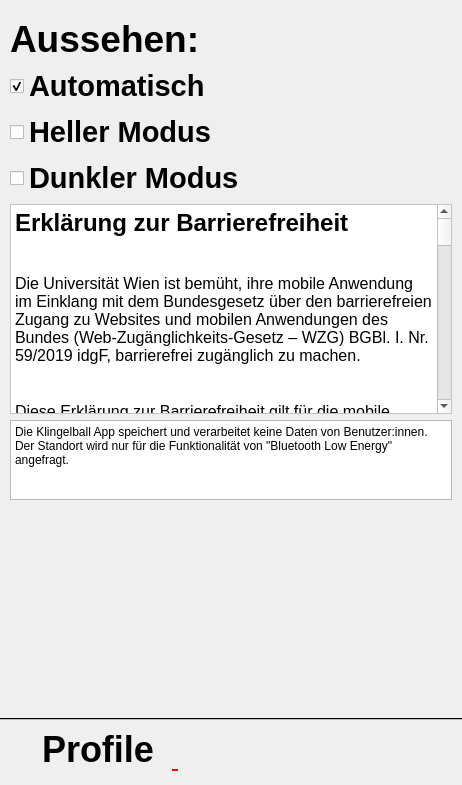
Above: klingelballui.ui from Sammasas/Klingelball-App before the change. Below: the same form after it.
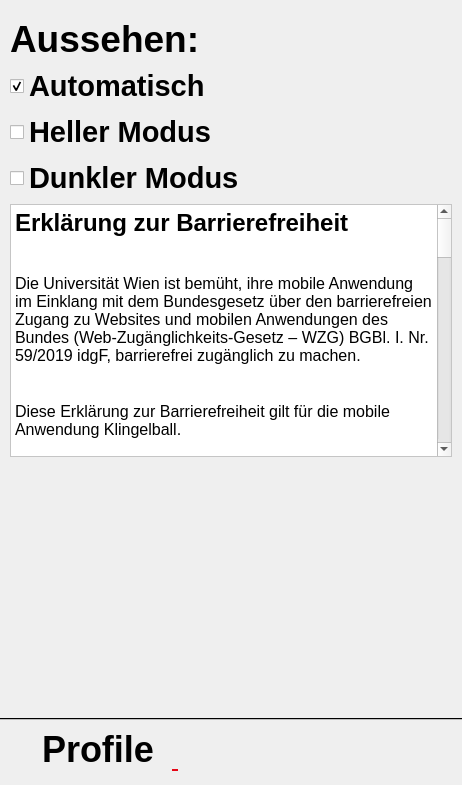
That is the form after the change. The open tabs and pages were chosen to show the change. Icons and pictures are not drawn.

```diff
--- a/klingelballui.ui
+++ b/klingelballui.ui
@@ -2407,7 +2407,7 @@
 hr { height: 1px; border-width: 0; }
 li.unchecked::marker { content: &quot;\2610&quot;; }
 li.checked::marker { content: &quot;\2612&quot;; }
-&lt;/style&gt;&lt;/head&gt;&lt;body style=&quot; font-family:'Segoe UI'; font-size:9pt; font-weight:400; font-style:normal;&quot;&gt;
+&lt;/style&gt;&lt;/head&gt;&lt;body style=&quot; font-family:'.AppleSystemUIFont'; font-size:13pt; font-weight:400; font-style:normal;&quot;&gt;
 &lt;p style=&quot; margin-top:37px; margin-bottom:37px; margin-left:0px; margin-right:0px; -qt-block-indent:0; text-indent:0px; background-color:transparent;&quot;&gt;&lt;a name=&quot;WACViewPanel_ClipboardElement&quot;&gt;&lt;/a&gt;&lt;span style=&quot; font-family:'Times New Roman','Times New Roman_EmbeddedFont','Times New Roman_MSFontService','serif'; font-size:18pt; font-weight:700; color:#000000;&quot;&gt;E&lt;/span&gt;&lt;span style=&quot; font-family:'Times New Roman','Times New Roman_EmbeddedFont','Times New Roman_MSFontService','serif'; font-size:18pt; font-weight:700; color:#000000;&quot;&gt;rklärung zur Barrierefreiheit&lt;/span&gt;&lt;span style=&quot; font-family:'Times New Roman','Times New Roman_EmbeddedFont','Times New Roman_MSFontService','serif'; font-size:18pt; color:#000000;&quot;&gt; &lt;/span&gt;&lt;/p&gt;
 &lt;p style=&quot; margin-top:37px; margin-bottom:37px; margin-left:0px; margin-right:0px; -qt-block-indent:0; text-indent:0px; background-color:transparent;&quot;&gt;&lt;span style=&quot; font-family:'Times New Roman','Times New Roman_EmbeddedFont','Times New Roman_MSFontService','serif'; font-size:12pt; color:#000000;&quot;&gt;Die Universität Wien ist bemüht, ihre mobile Anwendung im Einklang mit dem Bundesgesetz über den barrierefreien Zugang zu Websites und mobilen Anwendungen des Bundes (Web-Zugänglichkeits-Gesetz – WZG) BGBl. I. Nr. 59/2019 idgF, barrierefrei zugänglich zu machen. &lt;/span&gt;&lt;/p&gt;
 &lt;p style=&quot; margin-top:37px; margin-bottom:37px; margin-left:0px; margin-right:0px; -qt-block-indent:0; text-indent:0px; background-color:transparent;&quot;&gt;&lt;span style=&quot; font-family:'Times New Roman','Times New Roman_EmbeddedFont','Times New Roman_MSFontService','serif'; font-size:12pt; color:#000000;&quot;&gt;Diese Erklärung zur Barrierefreiheit gilt für die mobile Anwendung &lt;/span&gt;&lt;span style=&quot; font-family:'Times New Roman','Times New Roman_EmbeddedFont','Times New Roman_MSFontService','serif'; font-size:12pt; color:#000000; background-color:transparent;&quot;&gt;Klingelball.&lt;/span&gt;&lt;span style=&quot; font-family:'Times New Roman','Times New Roman_EmbeddedFont','Times New Roman_MSFontService','serif'; font-size:12pt; color:#000000;&quot;&gt; &lt;/span&gt;&lt;/p&gt;
@@ -2431,26 +2431,6 @@
           </property>
          </widget>
         </item>
-        <item>
-         <widget class="QTextBrowser" name="textBrowser">
-          <property name="maximumSize">
-           <size>
-            <width>16777215</width>
-            <height>80</height>
-           </size>
-          </property>
-          <property name="html">
-           <string>&lt;!DOCTYPE HTML PUBLIC &quot;-//W3C//DTD HTML 4.0//EN&quot; &quot;http://www.w3.org/TR/REC-html40/strict.dtd&quot;&gt;
-&lt;html&gt;&lt;head&gt;&lt;meta name=&quot;qrichtext&quot; content=&quot;1&quot; /&gt;&lt;meta charset=&quot;utf-8&quot; /&gt;&lt;style type=&quot;text/css&quot;&gt;
-p, li { white-space: pre-wrap; }
-hr { height: 1px; border-width: 0; }
-li.unchecked::marker { content: &quot;\2610&quot;; }
-li.checked::marker { content: &quot;\2612&quot;; }
-&lt;/style&gt;&lt;/head&gt;&lt;body style=&quot; font-family:'Segoe UI'; font-size:9pt; font-weight:400; font-style:normal;&quot;&gt;
-&lt;p style=&quot; margin-top:0px; margin-bottom:0px; margin-left:0px; margin-right:0px; -qt-block-indent:0; text-indent:0px;&quot;&gt;Die Klingelball App speichert und verarbeitet keine Daten von Benutzer:innen. Der Standort wird nur für die Funktionalität von &amp;quot;Bluetooth Low Energy&amp;quot;  angefragt. &lt;/p&gt;&lt;/body&gt;&lt;/html&gt;</string>
-          </property>
-         </widget>
-        </item>
         <item>
          <spacer name="verticalSpacer_10">
           <property name="orientation">
```
Left out of the diff: 126 changed lines with no effect on the pictures.
